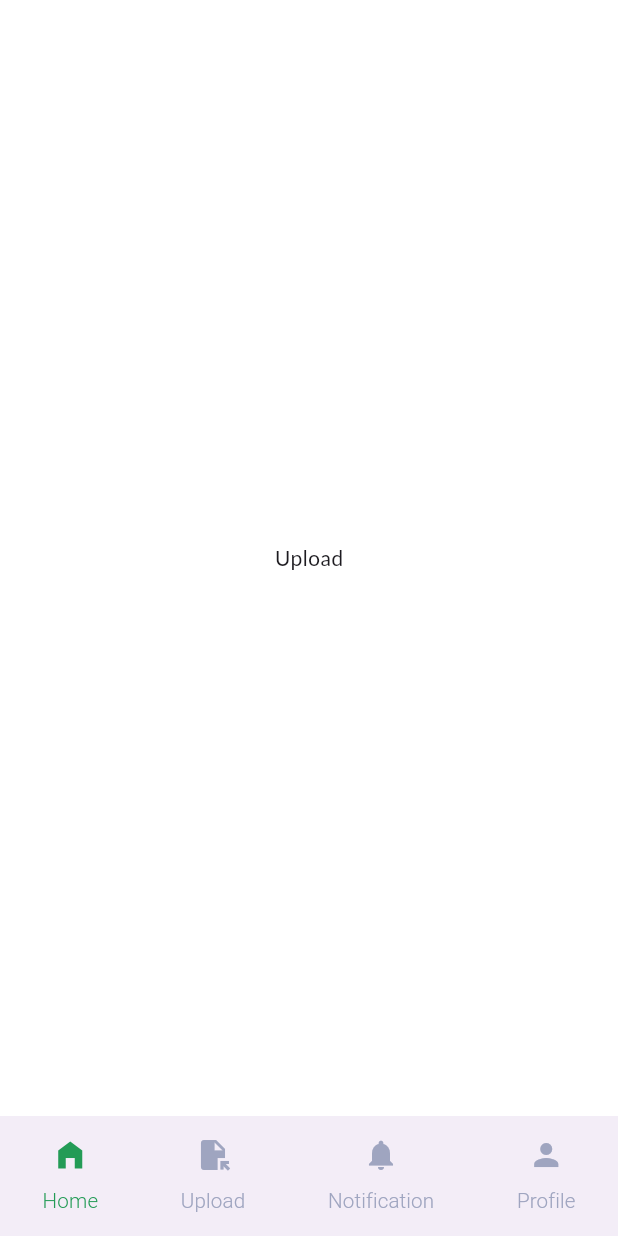
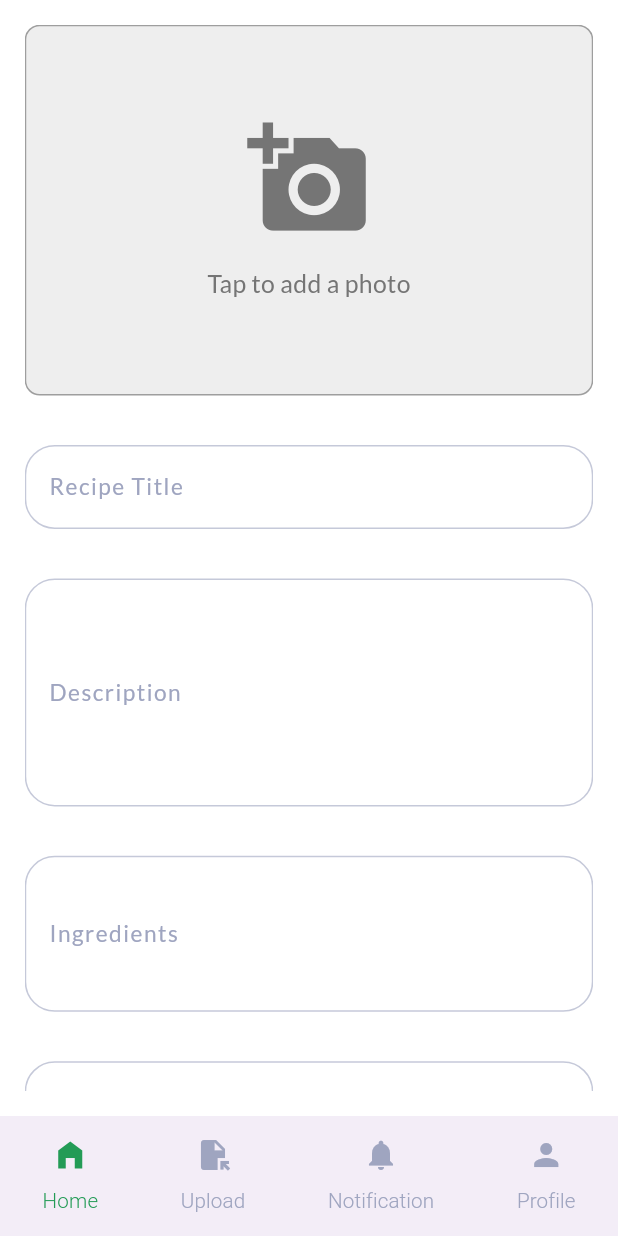
Before and after one commit to linggarpa/resepsi_2, a Flutter app: the MainScreen screen opened by its route, swiped to page 2, on a phone screen of 412 x 824 dp. Run offline on Flutter 3.47's test engine with Material 3 defaults, Android fonts, the phone set to English and light mode, and no system bars; our stand-ins replace flutter_spinkit, flutter_svg, google_fonts, image_picker, sizer.

Commit message:
buat halaman upload resep

```diff
--- a/lib/main.dart
+++ b/lib/main.dart
@@ -9,6 +9,8 @@ import 'package:resepsi_2/screens/otp_screen/otp_screen.dart';
 import 'package:resepsi_2/screens/profile_screen/my_recipes_detail/my_homerecipe_detail.dart';
 import 'package:resepsi_2/screens/profile_screen/my_recipes_detail/my_recipe_detail.dart';
 import 'package:resepsi_2/screens/profile_screen/profile_screen.dart';
+import 'package:resepsi_2/screens/upload_screen/Upload_recipe_success.dart';
+import 'package:resepsi_2/screens/upload_screen/upload_screen.dart';
 import 'package:sizer/sizer.dart';
 import 'screens/intro_screen/intro_screen.dart';
 import 'screens/sign_in_screen/sign_in_screen.dart';
@@ -130,6 +132,8 @@ class MyApp extends StatelessWidget {
             MainScreen.routeName: (context) => MainScreen(),
             HomeScreen.routeName: (context) => HomeScreen(),
             MyHomeDetailScreen.routeName: (context) => MyHomeDetailScreen(),
+            UploadScreen.routeName: (context) => UploadScreen(),
+            RecipeSuccessScreen.routeName: (context) => RecipeSuccessScreen(),
             MyProfileScreen.routeName: (context) => MyProfileScreen(),
             MyRecipeDetailScreen.routeName: (context) => MyRecipeDetailScreen(),
           },
--- a/lib/screens/main_screen/main_screen.dart
+++ b/lib/screens/main_screen/main_screen.dart
@@ -5,6 +5,7 @@ import 'package:resepsi_2/constants.dart';
 import 'package:resepsi_2/global_widgets/custom_bottombar.dart';
 import 'package:resepsi_2/screens/home_screens/home_screen.dart';
 import 'package:resepsi_2/screens/profile_screen/profile_screen.dart';
+import 'package:resepsi_2/screens/upload_screen/upload_screen.dart';
 import 'package:sizer/sizer.dart';
 
 class MainScreen extends StatefulWidget {
@@ -96,9 +97,7 @@ class _MainScreenState extends State<MainScreen> {
         physics: const NeverScrollableScrollPhysics(),
         children: const <Widget>[
           HomeScreen(),
-          Center(
-            child: Text('Upload'),
-          ),
+          UploadScreen(),
           Center(
             child: Text('Notification'),
           ),
--- /dev/null
+++ b/lib/screens/upload_screen/upload_screen.dart
@@ -0,0 +1,223 @@
+import 'dart:io';
+import 'package:flutter/material.dart';
+import 'package:image_picker/image_picker.dart';
+import 'package:resepsi_2/constants.dart';
+import 'package:resepsi_2/screens/upload_screen/Upload_recipe_success.dart';
+import 'package:sizer/sizer.dart';
+
+class UploadScreen extends StatefulWidget {
+  const UploadScreen({Key? key}) : super(key: key);
+  static String routeName = 'UploadScreen';
+
+  @override
+  State<UploadScreen> createState() => _UploadScreenState();
+}
+
+class _UploadScreenState extends State<UploadScreen> {
+  final _formKey = GlobalKey<FormState>();
+  final _titleController = TextEditingController();
+  final _descriptionController = TextEditingController();
+  final _ingredientsController = TextEditingController();
+  final _stepsController = TextEditingController();
+  final _durationController = TextEditingController();
+  XFile? _image;
+
+  final ImagePicker _picker = ImagePicker();
+
+  Future<void> _pickImage() async {
+    final pickedFile = await _picker.pickImage(source: ImageSource.gallery);
+
+    setState(() {
+      _image = pickedFile;
+    });
+  }
+
+  void _submitForm() {
+    if (_formKey.currentState!.validate()) {
+      // Simpan atau proses data resep
+      print('Title: ${_titleController.text}');
+      print('Description: ${_descriptionController.text}');
+      print('Ingredients: ${_ingredientsController.text}');
+      print('Steps: ${_stepsController.text}');
+      print('Duration: ${_durationController.text}');
+      print('Image Path: ${_image?.path}');
+
+      // Pindah ke halaman berikutnya
+      Navigator.push(
+        context,
+        MaterialPageRoute(builder: (context) => RecipeSuccessScreen()),
+      );
+    }
+  }
+
+  @override
+  void dispose() {
+    _titleController.dispose();
+    _descriptionController.dispose();
+    _ingredientsController.dispose();
+    _stepsController.dispose();
+    _durationController.dispose();
+    super.dispose();
+  }
+
+  @override
+  Widget build(BuildContext context) {
+    return Scaffold(
+      body: SafeArea(
+        child: Padding(
+          padding: EdgeInsets.all(4.w),
+          child: SingleChildScrollView(
+            child: Form(
+              key: _formKey,
+              child: Column(
+                crossAxisAlignment: CrossAxisAlignment.start,
+                children: [
+                  GestureDetector(
+                    onTap: _pickImage,
+                    child: Container(
+                      width: double.infinity,
+                      height: 30.h,
+                      decoration: BoxDecoration(
+                        border: Border.all(color: Colors.grey),
+                        borderRadius: BorderRadius.circular(10),
+                        color: Colors.grey[200],
+                      ),
+                      child: _image == null
+                          ? Column(
+                              mainAxisAlignment: MainAxisAlignment.center,
+                              children: [
+                                Icon(
+                                  Icons.add_a_photo,
+                                  size: 10.h,
+                                  color: Colors.grey[600],
+                                ),
+                                SizedBox(height: 2.h),
+                                Text(
+                                  'Tap to add a photo',
+                                  style: TextStyle(
+                                    color: Colors.grey[600],
+                                    fontSize: 12.sp,
+                                  ),
+                                ),
+                              ],
+                            )
+                          : ClipRRect(
+                              borderRadius: BorderRadius.circular(10),
+                              child: Image.file(
+                                File(_image!.path),
+                                width: double.infinity,
+                                height: double.infinity,
+                                fit: BoxFit.cover,
+                              ),
+                            ),
+                    ),
+                  ),
+                  SizedBox(height: 4.h),
+                  TextFormField(
+                    controller: _titleController,
+                    decoration: InputDecoration(
+                      labelText: 'Recipe Title',
+                      border: OutlineInputBorder(),
+                    ),
+                    validator: (value) {
+                      if (value == null || value.isEmpty) {
+                        return 'Please enter a title';
+                      }
+                      return null;
+                    },
+                  ),
+                  SizedBox(height: 4.h),
+                  TextFormField(
+                    controller: _descriptionController,
+                    maxLines: 5,
+                    decoration: InputDecoration(
+                      labelText: 'Description',
+                      border: OutlineInputBorder(),
+                    ),
+                    validator: (value) {
+                      if (value == null || value.isEmpty) {
+                        return 'Please enter a description';
+                      }
+                      return null;
+                    },
+                  ),
+                  SizedBox(height: 4.h),
+                  TextFormField(
+                    controller: _ingredientsController,
+                    maxLines: 3,
+                    decoration: InputDecoration(
+                      labelText: 'Ingredients',
+                      border: OutlineInputBorder(),
+                    ),
+                    validator: (value) {
+                      if (value == null || value.isEmpty) {
+                        return 'Please enter ingredients';
+                      }
+                      return null;
+                    },
+                  ),
+                  SizedBox(height: 4.h),
+                  TextFormField(
+                    controller: _stepsController,
+                    maxLines: 5,
+                    decoration: InputDecoration(
+                      labelText: 'Steps',
+                      border: OutlineInputBorder(),
+                    ),
+                    validator: (value) {
+                      if (value == null || value.isEmpty) {
+                        return 'Please enter cooking steps';
+                      }
+                      return null;
+                    },
+                  ),
+                  SizedBox(height: 4.h),
+                  TextFormField(
+                    controller: _durationController,
+                    decoration: InputDecoration(
+                      labelText: 'Cooking Duration (e.g., 30 minutes)',
+                      border: OutlineInputBorder(),
+                    ),
+                    validator: (value) {
+                      if (value == null || value.isEmpty) {
+                        return 'Please enter cooking duration';
+                      }
+                      return null;
+                    },
+                  ),
+                  SizedBox(height: 4.h),
+                  Center(
+                    child: SizedBox(
+                      width: double.infinity,
+                      height: 6.h,
+                      child: OutlinedButton(
+                        onPressed: _submitForm,
+                        style: OutlinedButton.styleFrom(
+                          side: BorderSide(
+                              color: kPrimaryColor,
+                              width: 2), // Warna dan lebar border
+                          shape: RoundedRectangleBorder(
+                            borderRadius:
+                                BorderRadius.circular(10), // Radius sudut
+                          ),
+                        ),
+                        child: Text(
+                          'Submit',
+                          style: TextStyle(
+                            fontSize: 14.sp,
+                            color:
+                                kPrimaryColor, // Warna teks sesuai dengan warna utama
+                          ),
+                        ),
+                      ),
+                    ),
+                  ),
+                ],
+              ),
+            ),
+          ),
+        ),
+      ),
+    );
+  }
+}
--- a/pubspec.yaml
+++ b/pubspec.yaml
@@ -37,6 +37,8 @@ dependencies:
   google_fonts: ^6.2.1
   sizer: ^2.0.15
   flutter_svg: ^2.0.10+1
+  image_picker: ^1.1.2
+  flutter_spinkit: ^5.2.1
 
 dev_dependencies:
   flutter_test:
```
Also changed, not shown: lib/screens/upload_screen/Upload_recipe_success.dart (added, +71 -0 lines), pubspec.lock, 5 other files.
